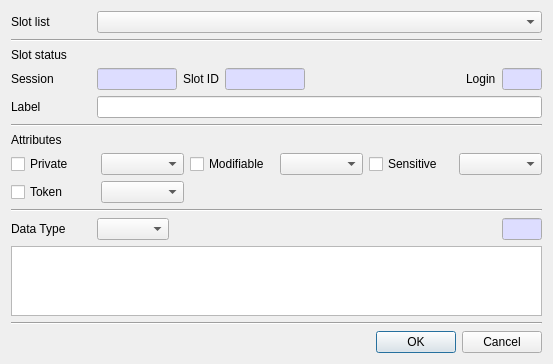
This is CryptokiMan/create_data_dlg.ui in jykim74/CryptokiMan as Qt 5 draws it before an edit. The edited form follows.
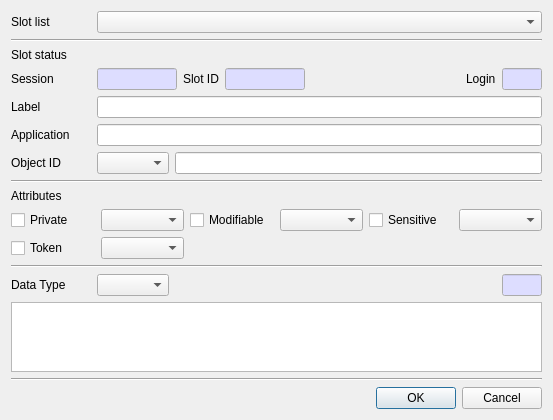
This is the edited form.

```diff
--- a/CryptokiMan/create_data_dlg.ui
+++ b/CryptokiMan/create_data_dlg.ui
@@ -7,7 +7,7 @@
     <x>0</x>
     <y>0</y>
     <width>553</width>
-    <height>362</height>
+    <height>418</height>
    </rect>
   </property>
   <property name="windowTitle">
@@ -284,6 +284,55 @@
      </item>
     </layout>
    </item>
+   <item>
+    <layout class="QGridLayout" name="gridLayout_7">
+     <property name="topMargin">
+      <number>0</number>
+     </property>
+     <item row="0" column="0">
+      <widget class="QLabel" name="label_10">
+       <property name="minimumSize">
+        <size>
+         <width>80</width>
+         <height>0</height>
+        </size>
+       </property>
+       <property name="text">
+        <string>Application</string>
+       </property>
+      </widget>
+     </item>
+     <item row="0" column="1">
+      <widget class="QLineEdit" name="mApplicationText"/>
+     </item>
+    </layout>
+   </item>
+   <item>
+    <layout class="QGridLayout" name="gridLayout_4">
+     <property name="topMargin">
+      <number>0</number>
+     </property>
+     <item row="0" column="2">
+      <widget class="QLineEdit" name="mObjectIDText"/>
+     </item>
+     <item row="0" column="0">
+      <widget class="QLabel" name="label_9">
+       <property name="minimumSize">
+        <size>
+         <width>80</width>
+         <height>0</height>
+        </size>
+       </property>
+       <property name="text">
+        <string>Object ID</string>
+       </property>
+      </widget>
+     </item>
+     <item row="0" column="1">
+      <widget class="QComboBox" name="mObjectIDTypeCombo"/>
+     </item>
+    </layout>
+   </item>
    <item>
     <widget class="Line" name="line_2">
      <property name="orientation">
```
